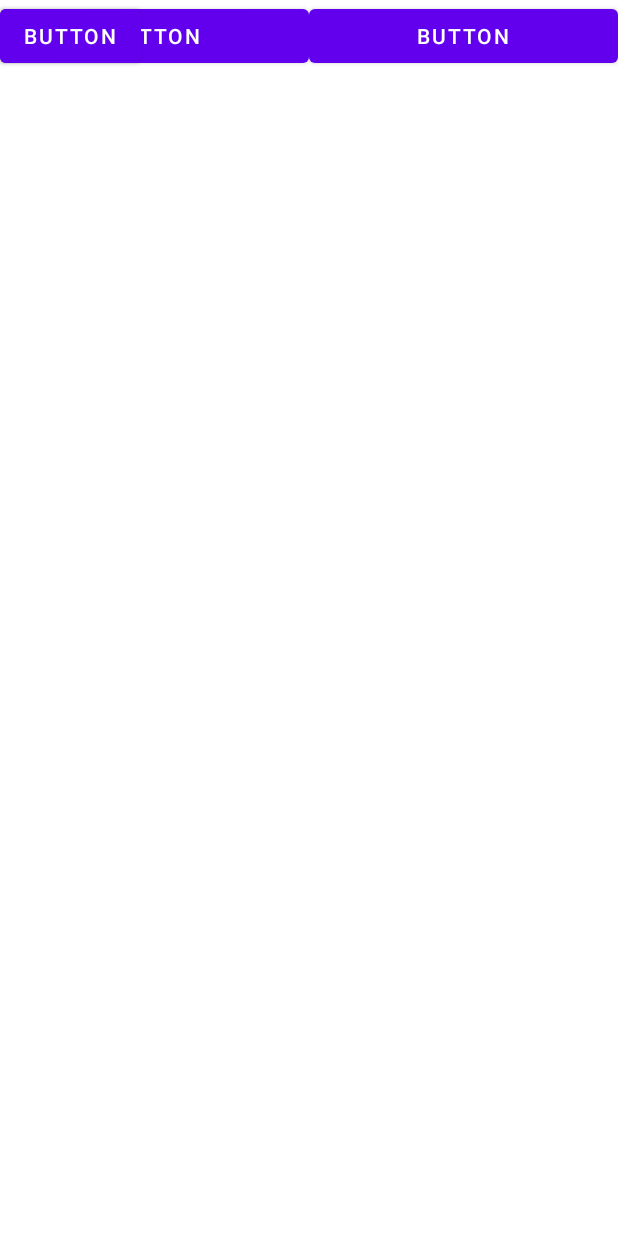
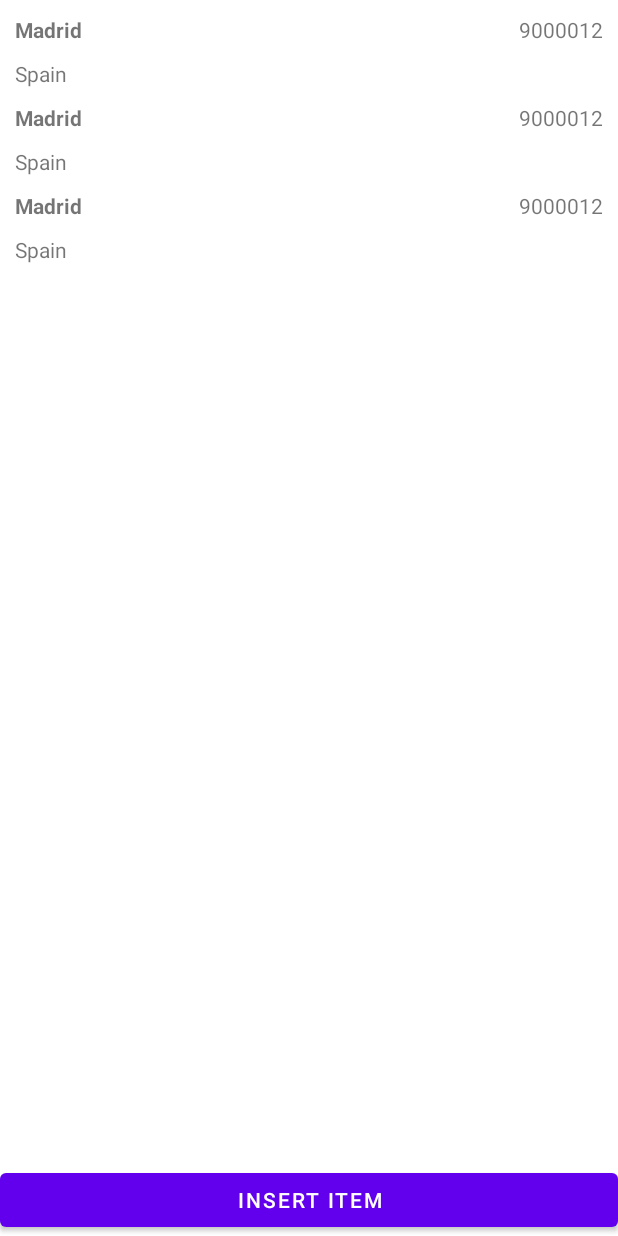
Before and after one commit to MiguelCarvalho1/RecyclerView, an Android app: the layout activity_main.xml on its own in the app's theme, with its tools: preview values and no code run, on a phone screen of 412 x 824 dp. Run offline under Robolectric (Android 15) with nearby library versions, the phone set to English and light mode, and no system bars.

Commit message:
Em Construção de RecyclerView com erros falta construir MainActivity2.kt

```diff
--- a/app/src/main/res/layout/activity_main.xml
+++ b/app/src/main/res/layout/activity_main.xml
@@ -6,79 +6,23 @@
     android:layout_height="match_parent"
     tools:context=".MainActivity">
 
-    <RelativeLayout
+    <androidx.recyclerview.widget.RecyclerView
+        android:id="@+id/recycler_view"
+        android:layout_width="match_parent"
+        android:layout_height="match_parent"
+        app:layout_constrainBottom_toBottomO="parent"
+        app:layout_constrainEnd_toEndOf="parent"
+        app:layout_constrainStart_toStartOf="parent"
+        app:layout_constrainTop_toTopOf="parent"
+        tools:listitem="@layout/recyclerline">
+
+
+    </androidx.recyclerview.widget.RecyclerView>
+
+    <Button
         android:layout_width="match_parent"
         android:layout_height="wrap_content"
-        android:layout_margin="10dp"
-        android:orientation="vertical">
-
-        <TextView
-            android:id="@+id/textView"
-            android:layout_width="wrap_content"
-            android:layout_height="wrap_content"
-            android:text="TextView" />
-
-        <TextView
-            android:id="@+id/textView2"
-            android:layout_width="wrap_content"
-            android:layout_height="wrap_content"
-            android:text="TextView" />
-
-        <TextView
-            android:id="@+id/textView3"
-            android:layout_width="wrap_content"
-            android:layout_height="wrap_content"
-            android:text="TextView" />
-
-        <TextView
-            android:id="@+id/textView4"
-            android:layout_width="wrap_content"
-            android:layout_height="wrap_content"
-            android:text="TextView" />
-
-        <TextView
-            android:id="@+id/textView5"
-            android:layout_width="wrap_content"
-            android:layout_height="wrap_content"
-            android:text="TextView" />
-
-        <TextView
-            android:id="@+id/textView6"
-            android:layout_width="wrap_content"
-            android:layout_height="wrap_content"
-            android:text="TextView" />
-
-        <TextView
-            android:id="@+id/textView7"
-            android:layout_width="wrap_content"
-            android:layout_height="wrap_content"
-            android:text="TextView" />
-
-
-    </RelativeLayout>
-
-    <Button
-        android:id="@+id/button2"
-        android:layout_width="wrap_content"
-        android:layout_height="wrap_content"
-        android:text="Button" />
-    <LinearLayout
-        android:layout_width="match_parent"
-        android:layout_height="match_parent"
-        android:orientation="horizontal">
-
-        <Button
-            android:id="@+id/button3"
-            android:layout_width="wrap_content"
-            android:layout_height="wrap_content"
-            android:layout_weight="1"
-            android:text="Button" />
-
-        <Button
-            android:id="@+id/button4"
-            android:layout_width="wrap_content"
-            android:layout_height="wrap_content"
-            android:layout_weight="1"
-            android:text="Button" />
-    </LinearLayout>
+        android:layout_alignParentBottom="true"
+        android:text="@string/insert"
+        android:onClick="insert"/>
 </RelativeLayout>
--- a/app/src/main/res/values/strings.xml
+++ b/app/src/main/res/values/strings.xml
@@ -1,5 +1,5 @@
 <resources>
     <string name="app_name">RecyclerView</string>
     <string name="welcome">Welcome</string>
-    <string name="insert">Insert</string>
+    <string name="insert">Insert item</string>
 </resources>
```
Also changed, not shown: app/src/main/java/LineAdapter/lineAdapter.kt (+9 -8 lines), app/src/main/java/com/example/recyclerview/MainActivity.kt (+18 -3 lines), app/src/main/java/com/example/recyclerview/MainActivity2.kt (deleted, +0 -31 lines), app/src/main/res/layout/activity_main2.xml (deleted, +0 -28 lines), 1 other file.
